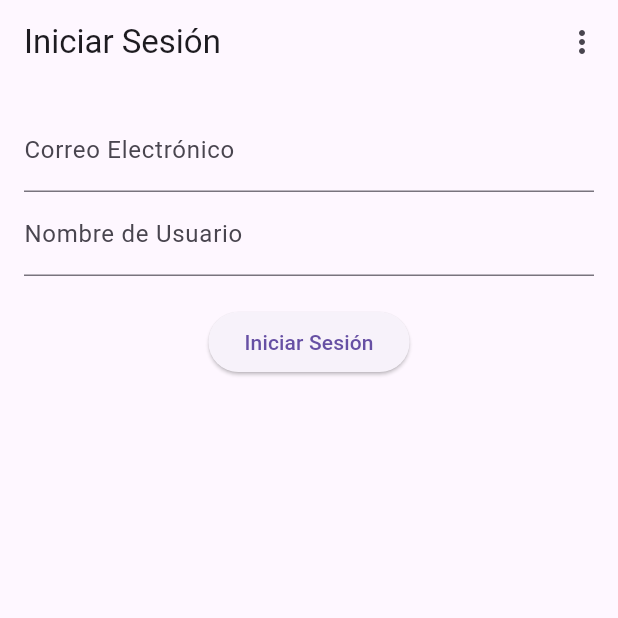
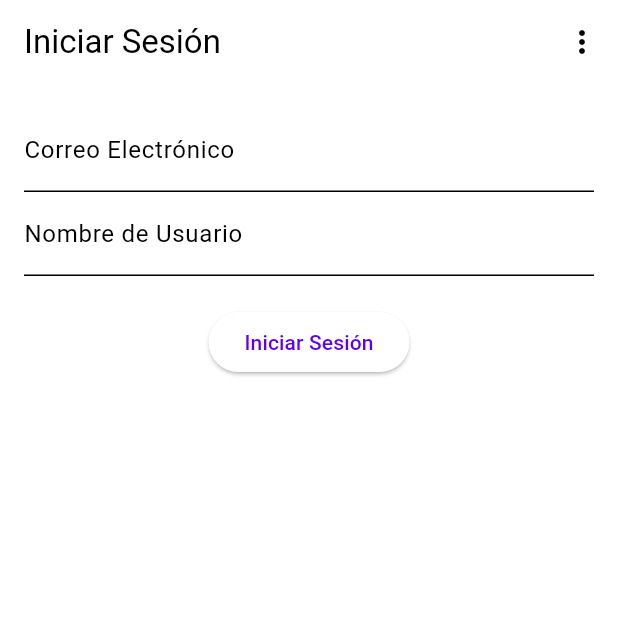
Before and after one commit to AdrianaM2S/red_social_basica, a Flutter app: the screen it shows after launch, on a phone screen of 412 x 824 dp, the top half of it. Run offline on Flutter 3.47's test engine with Material 3 defaults, Android fonts, the phone set to English and light mode, and no system bars; our stand-ins replace shared_preferences.

Commit message:
Update code

```diff
--- a/lib/main.dart
+++ b/lib/main.dart
@@ -54,15 +54,13 @@ class _MyAppState extends State<MyApp> {
     return MaterialApp(
       title: 'Red Social Básica',
       theme: ThemeData(
-        brightness: Brightness.light,
-        primarySwatch: Colors.blue,
-        accentColor: Colors.blueAccent,
-      ),
+          brightness: Brightness.light,
+          primarySwatch: Colors.blue,
+          colorScheme: ColorScheme.light()),
       darkTheme: ThemeData(
-        brightness: Brightness.dark,
-        primarySwatch: Colors.blue,
-        accentColor: Colors.blueAccent,
-      ),
+          brightness: Brightness.dark,
+          primarySwatch: Colors.blue,
+          colorScheme: ColorScheme.light()),
       themeMode: _themeMode, // Modo de tema seleccionado
       home: _defaultHome,
     );
```
Also changed, not shown: lib/services/api_service.dart (+6 -11 lines).
